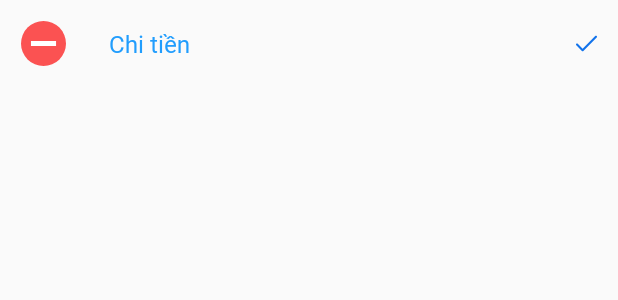
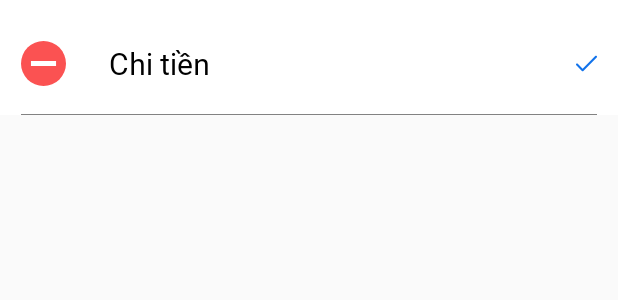
Before and after one commit to DATN-2020/ExpenseManagement, an Android app: the layout item_layout_add_expense.xml on its own in the app's theme, with its tools: preview values and no code run, on a phone screen of 412 x 824 dp. Shown: the top 300 px of the screen. Run offline under Robolectric (Android 15) with nearby library versions, the light colour scheme and no system bars.

Commit message:
-Update layout add expense

```diff
--- a/RESOURCES/DATN_ExpanseManagement/app/src/main/java/datn/datn_expansemanagement/screen/add_expense_donate/presentation/renderer/AddExpenseDonateTotalMoneyRenderer.kt
+++ b/RESOURCES/DATN_ExpanseManagement/app/src/main/java/datn/datn_expansemanagement/screen/add_expense_donate/presentation/renderer/AddExpenseDonateTotalMoneyRenderer.kt
@@ -31,8 +31,10 @@ class AddExpenseDonateTotalMoneyRenderer(
         viewRoot.edtMoney.addTextChangedListener(object : TextWatcher {
             override fun afterTextChanged(s: Editable?) {
                 viewRoot.edtMoney.removeTextChangedListener(this)
-                viewRoot.edtMoney.setText(Utils.customFormatMoney(s.toString()))
-                viewRoot.edtMoney.setSelection(viewRoot.edtMoney.text.toString().length)
+                if(!viewRoot.edtMoney.text.isNullOrEmpty()){
+                    viewRoot.edtMoney.setText(Utils.customFormatMoney(s.toString()))
+                    viewRoot.edtMoney.setSelection(viewRoot.edtMoney.text.toString().length)
+                }
                 viewRoot.edtMoney.addTextChangedListener(this)
             }
 
--- a/RESOURCES/DATN_ExpanseManagement/app/src/main/res/drawable/bg_corner_blue.xml
+++ b/RESOURCES/DATN_ExpanseManagement/app/src/main/res/drawable/bg_corner_blue.xml
@@ -1,5 +1,5 @@
 <?xml version="1.0" encoding="utf-8"?>
 <shape xmlns:android="http://schemas.android.com/apk/res/android">
-    <corners android:radius="@dimen/spacing_6dp"/>
+    <corners android:radius="@dimen/spacing_14dp"/>
     <solid android:color="#63AFEA" />
 </shape>
--- a/RESOURCES/DATN_ExpanseManagement/app/src/main/res/layout/item_layout_add_expense.xml
+++ b/RESOURCES/DATN_ExpanseManagement/app/src/main/res/layout/item_layout_add_expense.xml
@@ -3,7 +3,10 @@
     xmlns:app="http://schemas.android.com/apk/res-auto"
     android:layout_width="match_parent"
     android:layout_height="wrap_content"
-    android:padding="@dimen/spacing_14dp">
+    android:background="@color/white"
+    android:paddingTop="@dimen/spacing_8dp"
+    android:paddingStart="@dimen/spacing_14dp"
+    android:paddingEnd="@dimen/spacing_14dp">
 
     <androidx.constraintlayout.widget.Guideline
         android:id="@+id/glDonateLeft"
@@ -31,12 +34,12 @@
     <TextView
         android:background="?attr/selectableItemBackground"
         android:id="@+id/tvTypeExpense"
-        style="@style/StyleTextView.Medium.219DFD"
+        style="@style/StyleTextView.Large.Black"
         android:layout_width="0dp"
-        android:layout_height="wrap_content"
+        android:layout_height="match_parent"
         android:paddingStart="@dimen/spacing_20dp"
         android:text="@string/text_donate"
-        app:layout_constraintBottom_toBottomOf="parent"
+        app:layout_constraintBottom_toBottomOf="@id/viewBottom"
         app:layout_constraintEnd_toStartOf="@id/glDonateRight"
         app:layout_constraintStart_toEndOf="@id/glDonateLeft"
         app:layout_constraintTop_toTopOf="parent" />
@@ -49,4 +52,13 @@
         app:layout_constraintEnd_toEndOf="parent"
         app:layout_constraintTop_toTopOf="@id/tvTypeExpense"
         app:srcCompat="@drawable/ic_checked" />
+    <View
+        android:layout_marginTop="@dimen/spacing_20dp"
+        android:background="@color/color_828282"
+        android:id="@+id/viewBottom"
+        app:layout_constraintTop_toBottomOf="@id/tvTypeExpense"
+        app:layout_constraintEnd_toEndOf="parent"
+        app:layout_constraintStart_toStartOf="parent"
+        android:layout_width="match_parent"
+        android:layout_height="0.5dp"/>
 </androidx.constraintlayout.widget.ConstraintLayout>
--- a/RESOURCES/DATN_ExpanseManagement/app/src/main/res/layout/layout_add_expanse.xml
+++ b/RESOURCES/DATN_ExpanseManagement/app/src/main/res/layout/layout_add_expanse.xml
@@ -46,11 +46,11 @@
         app:layout_constraintGuide_percent="0.4" />
 
     <androidx.cardview.widget.CardView
+        android:layout_marginTop="14dp"
         android:id="@+id/cvType"
         android:layout_width="0dp"
-        android:layout_height="0dp"
+        android:layout_height="wrap_content"
         android:elevation="10dp"
-        app:layout_constraintBottom_toBottomOf="@id/glBottom"
         app:layout_constraintEnd_toEndOf="@id/glRight"
         app:layout_constraintStart_toStartOf="@id/glLeft"
         app:layout_constraintTop_toBottomOf="@id/glTop">
@@ -58,7 +58,7 @@
         <androidx.recyclerview.widget.RecyclerView
             android:id="@+id/rvTypeExpense"
             android:layout_width="match_parent"
-            android:layout_height="match_parent"
+            android:layout_height="150dp"
             android:background="@color/white" />
     </androidx.cardview.widget.CardView>
 </androidx.constraintlayout.widget.ConstraintLayout>
--- a/RESOURCES/DATN_ExpanseManagement/app/src/main/res/layout/toolbar_add_expanse.xml
+++ b/RESOURCES/DATN_ExpanseManagement/app/src/main/res/layout/toolbar_add_expanse.xml
@@ -27,7 +27,7 @@
         android:layout_width="wrap_content"
         android:layout_height="wrap_content">
         <TextView
-            android:background="?attr/selectableItemBackground"
+            android:fontFamily="@font/roboto_bold"
             android:id="@+id/tvToolbar"
             android:layout_width="wrap_content"
             android:layout_height="wrap_content"
--- a/RESOURCES/DATN_ExpanseManagement/app/src/main/res/values/styles.xml
+++ b/RESOURCES/DATN_ExpanseManagement/app/src/main/res/values/styles.xml
@@ -301,6 +301,10 @@
         <item name="android:textColor">@color/color_219dfd</item>
     </style>
 
+    <style name="StyleTextView.Large.219DFD">
+        <item name="android:textColor">@color/color_219dfd</item>
+    </style>
+
     <style name="StyleTextView.Huge.219DFD">
         <item name="android:textColor">@color/color_219dfd</item>
     </style>
```
Also changed, not shown: RESOURCES/DATN_ExpanseManagement/app/src/main/java/datn/datn_expansemanagement/screen/add_expanse/presentation/AddExpenseView.kt (+0 -9 lines), RESOURCES/DATN_ExpanseManagement/app/src/main/java/datn/datn_expansemanagement/screen/add_expense_receive/presentation/renderer/AddExpenseReceiveTotalMoneyRenderer.kt (+19 -0 lines).
